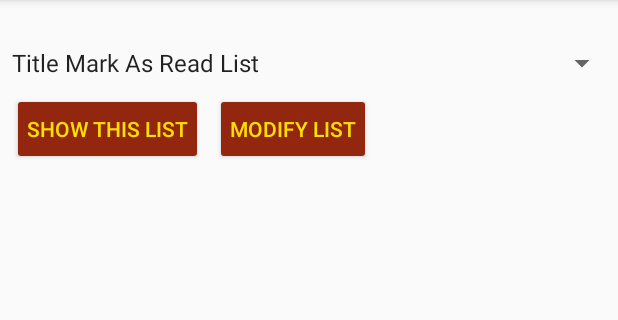
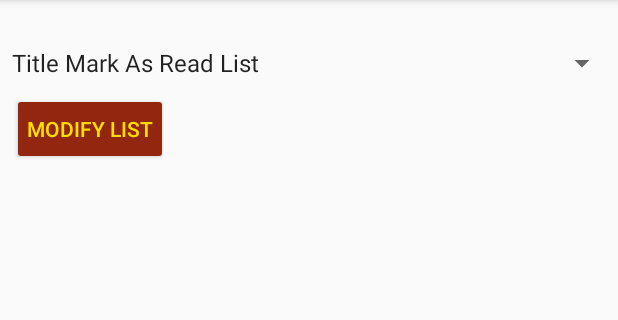
Before and after one commit to Youcheny/MySmartUSC, an Android app: the KeywordAddressModificationActivity screen opened directly, with no data from a screen before it, on a phone screen of 412 x 824 dp, the part 84-404 px from its top. Run offline under Robolectric (Android 15) with nearby library versions, the phone set to English and light mode, and no system bars; our stand-ins replace Firebase (no records; nobody signed in at launch, a user with empty details on screens opened directly).

Commit message:
keywords will show once retrieved from database, show list button no longer necessary and removed

```diff
--- a/app/src/main/res/layout/activity_keyword_address_modification.xml
+++ b/app/src/main/res/layout/activity_keyword_address_modification.xml
@@ -24,21 +24,6 @@
         android:gravity="left"
         android:orientation="horizontal"
         app:layout_constraintTop_toBottomOf="@+id/spinner">
-
-        <Button
-            android:id="@+id/showList"
-            android:layout_width="wrap_content"
-            android:layout_height="wrap_content"
-            android:layout_marginLeft="8dp"
-            android:layout_marginStart="8dp"
-
-            android:onClick="onClickShowList"
-            android:padding="10dp"
-            android:text="Show this List"
-            android:layout_gravity="left"
-            app:layout_constraintStart_toStartOf="parent"
-            app:layout_constraintTop_toBottomOf="@+id/spinner"
-            android:theme="@style/AppTheme.Button"/>
 
         <Button
             android:id="@+id/modifyList"
```
Also changed, not shown: app/src/main/java/com/example/youchengye/csci_310_project_mysmartusc/KeywordAddressModificationActivity.java (+2 -10 lines), app/src/main/java/com/example/youchengye/csci_310_project_mysmartusc/UserInfo.java (+26 -23 lines).
